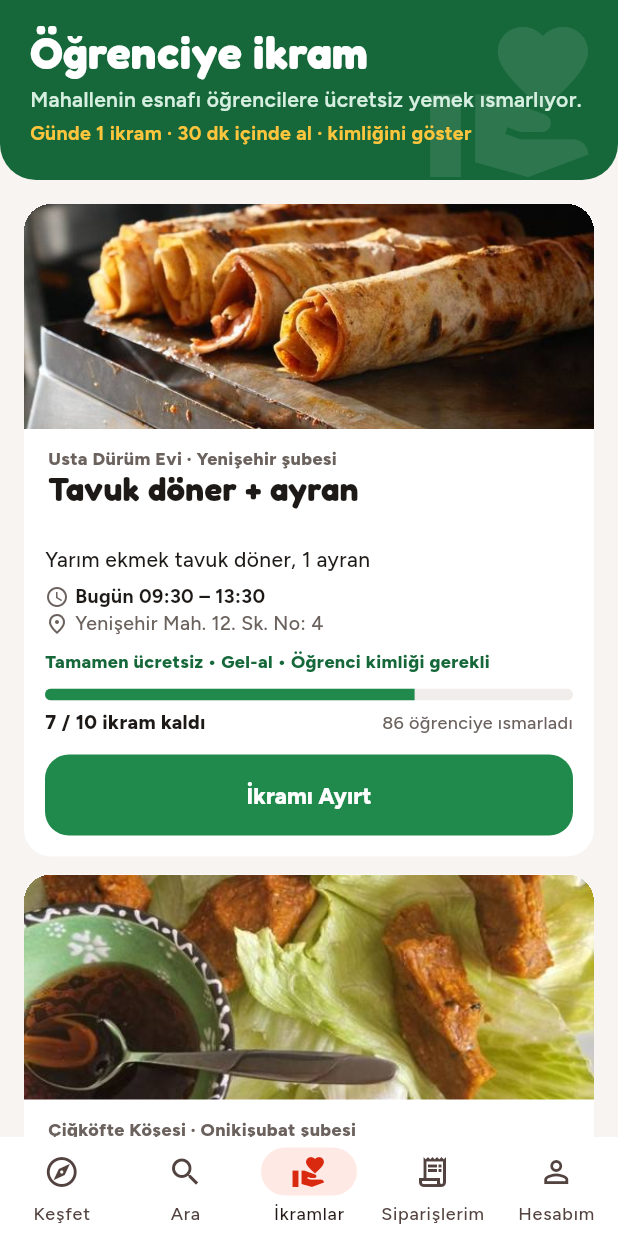
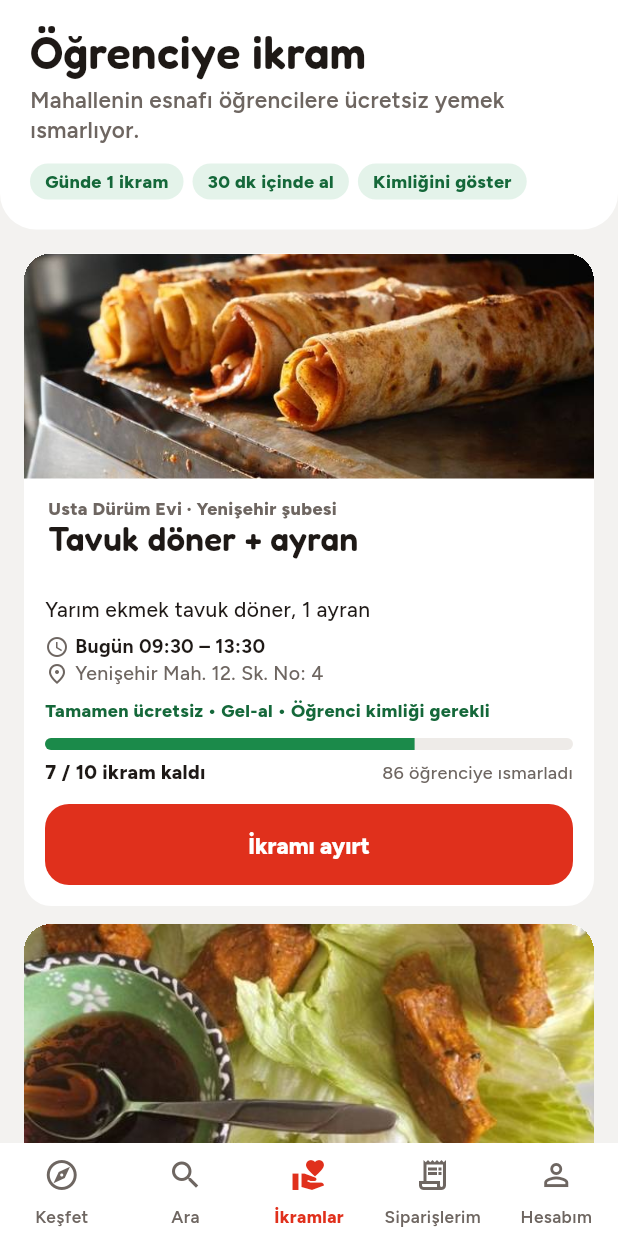
Before and after one commit to cankara46464646-eng/Doybi, a Flutter app: the Shell screen opened directly, after a tap on "Öğrenciye ikram", on a phone screen of 412 x 824 dp. Run offline on Flutter 3.47's test engine with Material 3 defaults, Android fonts, the phone set to English and light mode, and no system bars; our stand-ins replace audioplayers, flutter_map, geolocator, image_picker, latlong2, qr_flutter and 2 more; missing offline and left inert: mobile_scanner; accounts and stored records are empty.

Commit message:
Yeni renk düzeni: tek kırmızı, sakin zemin
- Tek marka kırmızısı (#E0301C); logo kırmızısı yalnızca açılış ve Fırsat Saati'nde
- Keşfet, restoran, arama ve favoriler beyaz zeminde; kart çerçevesi yerine ince çizgili satırlar
- Öğrenciye ikram kutusu fotoğraflı, kupon bileti açık kırmızı; mutfaklar yuvarlak yemek fotoğraflı
- Hesabım ve İkramlar başlıkları sade beyaz; ikram butonları marka kırmızısı
- Alt menü göstergesiz, seçili sekme kırmızı; bölüm başlıkları büyük harf değil
- Ekle butonu beyaz daire, kırmızı artı; ilk afişe fotoğraf eklendi (kayıtlı veriler korunur)

Co-Authored-By: Claude Opus 5.5 <noreply@anthropic.com>
Claude-Session: https://claude.ai/code/session_01KybL2GwJ9n7Rcow3hZ5yWu

```diff
--- a/lib/data/demo.dart
+++ b/lib/data/demo.dart
@@ -342,7 +342,7 @@ List<ShareReq> demoShares(DateTime now) => [
     ];
 
 List<PromoBanner> demoBanners() => [
-      PromoBanner('a', 'Dükkân fiyatı garantisi', 'Doybi · süresiz', 0xFFA8200A),
+      PromoBanner('a', 'Dükkân fiyatı garantisi', 'Doybi · süresiz', 0xFFA8200A, photo: 'a:eli'),
       PromoBanner('b', '2 dürüme ayran bizden', 'Usta Dürüm Evi · bugün 23:00\'e kadar', 0xFFFFC53D, photo: 'a:afis_durum'),
       PromoBanner('c', '2. porsiyon dondurma %50', 'Kaymaklı Dondurmacı · hafta sonu', 0xFF1C1917, on: true, photo: 'a:afis_dondurma'),
     ];
--- a/lib/screens/home.dart
+++ b/lib/screens/home.dart
@@ -31,14 +31,15 @@ class _HomeScreenState extends State<HomeScreen> {
   int _page = 0;
   Timer? _auto;
 
+  // Mutfak kısayolları: yuvarlak yemek fotoğrafı + ad (dokununca aramaya gider).
   static const _cats = [
-    ('Kebap', Icons.kebab_dining_outlined),
-    ('Lahmacun', Icons.local_pizza_outlined),
-    ('Pide', Icons.bakery_dining_outlined),
-    ('Dürüm', Icons.takeout_dining_outlined),
-    ('Çiğ köfte', Icons.ramen_dining_outlined),
-    ('Dondurma', Icons.icecream_outlined),
-    ('Tatlı', Icons.cake_outlined),
+    ('Kebap', 'a:adana'),
+    ('Lahmacun', 'a:lahmacun'),
+    ('Pide', 'a:pide_karisik'),
+    ('Dürüm', 'a:afis_durum'),
+    ('Çiğ köfte', 'a:cig_porsiyon'),
+    ('Dondurma', 'a:dondurma'),
+    ('Tatlı', 'a:helva'),
   ];
 
   @override
@@ -107,14 +108,14 @@ class _HomeScreenState extends State<HomeScreen> {
     }
 
     return Scaffold(
-      backgroundColor: C.bg,
+      backgroundColor: C.page,
       body: Stack(children: [
         CustomScrollView(
           slivers: [
             // ---------------- üst: adres + arama ----------------
             SliverToBoxAdapter(
               child: Container(
-                decoration: const BoxDecoration(color: C.logoRed, borderRadius: BorderRadius.vertical(bottom: Radius.circular(26))),
+                decoration: const BoxDecoration(color: C.red, borderRadius: BorderRadius.vertical(bottom: Radius.circular(26))),
                 padding: EdgeInsets.fromLTRB(16, MediaQuery.of(context).padding.top + 10, 12, 16),
                 child: Column(crossAxisAlignment: CrossAxisAlignment.stretch, children: [
                   Row(children: [
@@ -199,7 +200,7 @@ class _HomeScreenState extends State<HomeScreen> {
                             margin: const EdgeInsets.symmetric(horizontal: 3),
                             width: i == _page ? 18 : 6,
                             height: 6,
-                            decoration: BoxDecoration(color: i == _page ? C.red : C.ring, borderRadius: BorderRadius.circular(99)),
+                            decoration: BoxDecoration(color: i == _page ? C.red : C.border, borderRadius: BorderRadius.circular(99)),
                           ),
                       ]),
                     ],
@@ -222,28 +223,24 @@ class _HomeScreenState extends State<HomeScreen> {
             // ---------------- mutfaklar ----------------
             SliverToBoxAdapter(
               child: SizedBox(
-                height: 58,
+                height: 106,
                 child: ListView.separated(
                   scrollDirection: Axis.horizontal,
-                  padding: const EdgeInsets.fromLTRB(16, 14, 16, 0),
+                  padding: const EdgeInsets.fromLTRB(16, 18, 16, 0),
                   itemCount: _cats.length,
-                  separatorBuilder: (_, __) => const SizedBox(width: 8),
+                  separatorBuilder: (_, __) => const SizedBox(width: 12),
                   itemBuilder: (context, i) {
-                    final (label, icon) = _cats[i];
-                    return Material(
-                      color: Colors.white,
-                      shape: const StadiumBorder(side: BorderSide(color: C.border)),
-                      child: InkWell(
-                        customBorder: const StadiumBorder(),
+                    final (label, photo) = _cats[i];
+                    return InkWell(
+                      borderRadius: BorderRadius.circular(14),
                       onTap: () => goTab(context, 1, query: label),
-                        child: Padding(
-                          padding: const EdgeInsets.symmetric(horizontal: 14),
-                          child: Row(children: [
-                            Icon(icon, size: 19, color: C.redDeep),
-                            const SizedBox(width: 6),
-                            Text(label, style: body(14, weight: FontWeight.w700)),
+                      child: SizedBox(
+                        width: 66,
+                        child: Column(children: [
+                          PhotoBox(photo, width: 62, height: 62, radius: 31, placeholder: const CircleAvatar(radius: 31, backgroundColor: C.field)),
+                          const SizedBox(height: 6),
+                          Text(label, maxLines: 1, overflow: TextOverflow.ellipsis, textAlign: TextAlign.center, style: body(12.5, weight: FontWeight.w700)),
                         ]),
-                        ),
                       ),
                     );
                   },
@@ -311,12 +308,12 @@ class _HomeScreenState extends State<HomeScreen> {
                 ),
               ),
             SliverPadding(
-              padding: const EdgeInsets.only(top: 8),
+              padding: const EdgeInsets.only(top: 4),
               sliver: SliverList.builder(
                 itemCount: list.length,
                 itemBuilder: (context, i) => Padding(
-                  padding: const EdgeInsets.fromLTRB(16, 0, 16, 10),
-                  child: RestaurantCard(list[i]),
+                  padding: const EdgeInsets.symmetric(horizontal: 16),
+                  child: RowDivider(last: i == list.length - 1, child: RestaurantCard(list[i])),
                 ),
               ),
             ),
@@ -341,8 +338,8 @@ class _FilterChip extends StatelessWidget {
   @override
   Widget build(BuildContext context) {
     return Material(
-      color: selected ? C.ink : Colors.transparent,
-      shape: StadiumBorder(side: BorderSide(color: selected ? C.ink : C.border)),
+      color: selected ? C.ink : C.field,
+      shape: const StadiumBorder(),
       child: InkWell(
         customBorder: const StadiumBorder(),
         onTap: onTap,
@@ -358,35 +355,39 @@ class _FilterChip extends StatelessWidget {
   }
 }
 
-/// Öğrenciye ikram kısayolu: yeşil, bugün ikram veren restoranların logolarıyla.
+/// Öğrenciye ikram kısayolu: yemek fotoğrafı üstünde, bugün ikram veren restoranların logolarıyla.
 class _IkramTile extends StatelessWidget {
   final List<Restaurant> rests;
   const _IkramTile({required this.rests});
 
   @override
   Widget build(BuildContext context) {
-    const green = Color(0xFF1B7A44);
+    final img = photoImage(context, 'a:tavuk', width: 240);
     return Material(
-      color: green,
+      color: C.ink,
       borderRadius: BorderRadius.circular(20),
       clipBehavior: Clip.antiAlias,
+      child: Ink(
+        decoration: BoxDecoration(
+          image: img == null ? null : DecorationImage(image: img, fit: BoxFit.cover, filterQuality: FilterQuality.low),
+        ),
         child: InkWell(
           onTap: () => shellTab.value = 2,
-        child: SizedBox(
+          child: Container(
             height: 128,
-          child: Stack(children: [
-            Positioned(
-              right: -18,
-              bottom: -22,
-              child: Icon(Icons.volunteer_activism, size: 104, color: Colors.white.withValues(alpha: 0.12)),
+            padding: const EdgeInsets.fromLTRB(14, 12, 12, 12),
+            decoration: const BoxDecoration(
+              gradient: LinearGradient(
+                begin: Alignment.topCenter,
+                end: Alignment.bottomCenter,
+                colors: [Color(0xB3000000), Color(0x40000000), Color(0x99000000)],
               ),
-            Padding(
-              padding: const EdgeInsets.fromLTRB(14, 14, 12, 12),
+            ),
             child: Column(crossAxisAlignment: CrossAxisAlignment.start, children: [
               Text('Öğrenciye ikram', style: display(18, color: Colors.white)),
               const SizedBox(height: 2),
               Text(rests.isEmpty ? 'Esnaftan ücretsiz yemek' : 'Bugün ${rests.length} restoranda ücretsiz',
-                    maxLines: 2, style: body(12.5, color: Colors.white.withValues(alpha: 0.9), height: 1.25)),
+                  maxLines: 2, style: body(12.5, color: Colors.white, weight: FontWeight.w600, height: 1.25)),
               const Spacer(),
               if (rests.isNotEmpty)
                 SizedBox(
@@ -397,17 +398,16 @@ class _IkramTile extends StatelessWidget {
                         left: i * 20.0,
                         child: Container(
                           padding: const EdgeInsets.all(2),
-                            decoration: const BoxDecoration(color: green, shape: BoxShape.circle),
+                          decoration: const BoxDecoration(color: Colors.white, shape: BoxShape.circle),
                           child: Avatar(rests[i], size: 26),
                         ),
                       ),
                   ]),
                 )
               else
-                  Text('Göz at', style: body(13, color: C.saffron, weight: FontWeight.w800)),
+                Text('Göz at', style: body(13, color: Colors.white, weight: FontWeight.w800)),
             ]),
           ),
-          ]),
         ),
       ),
     );
@@ -425,7 +425,7 @@ class _CouponTile extends StatelessWidget {
     final best = ok.isEmpty ? null : (ok..sort((a, b) => (b.kind == 'tl' ? b.amount : 0).compareTo(a.kind == 'tl' ? a.amount : 0))).first;
     const shape = TicketBorder(radius: 20, notch: 9, at: 0.62);
     return Material(
-      color: C.saffron,
+      color: C.tint,
       shape: shape,
       child: InkWell(
         customBorder: shape,
@@ -433,28 +433,28 @@ class _CouponTile extends StatelessWidget {
         child: SizedBox(
           height: 128,
           child: CustomPaint(
-            painter: const DashLinePainter(at: 0.62, color: Color(0x553D2C00)),
+            painter: const DashLinePainter(at: 0.62, color: Color(0x4DB4210F)),
             child: Padding(
               padding: const EdgeInsets.fromLTRB(14, 14, 12, 10),
               child: Column(crossAxisAlignment: CrossAxisAlignment.start, children: [
                 Text('Kuponlarım', style: display(18)),
                 const SizedBox(height: 2),
-                Text(ok.isEmpty ? 'Kodun varsa ekle' : '${ok.length} kupon hazır', style: body(12.5, color: C.saffronInk)),
+                Text(ok.isEmpty ? 'Kodun varsa ekle' : '${ok.length} kupon hazır', style: body(12.5, color: C.muted, weight: FontWeight.w600)),
                 const Spacer(),
                 if (best != null)
                   Row(crossAxisAlignment: CrossAxisAlignment.end, children: [
-                    Text(best.big, style: display(24, color: C.redDeep, height: 1)),
+                    Text(best.big, style: display(24, color: C.red, height: 1)),
                     const SizedBox(width: 6),
                     Padding(
                       padding: const EdgeInsets.only(bottom: 2),
-                      child: Text(best.kind == 'teslimat' ? 'teslimat' : 'indirim', style: body(12.5, color: C.saffronInk, weight: FontWeight.w700)),
+                      child: Text(best.kind == 'teslimat' ? 'teslimat' : 'indirim', style: body(12.5, color: C.redDeep, weight: FontWeight.w700)),
                     ),
                   ])
                 else
                   Row(children: [
-                    const Icon(Icons.add_circle_outline_rounded, size: 20, color: C.saffronInk),
+                    const Icon(Icons.add_circle_outline_rounded, size: 20, color: C.redDeep),
                     const SizedBox(width: 4),
-                    Text('Kupon ekle', style: body(13, color: C.saffronInk, weight: FontWeight.w800)),
+                    Text('Kupon ekle', style: body(13, color: C.redDeep, weight: FontWeight.w800)),
                   ]),
               ]),
             ),
@@ -472,7 +472,7 @@ class _AgainCard extends StatelessWidget {
   @override
   Widget build(BuildContext context) {
     return Material(
-      color: Colors.white,
+      color: C.field,
       borderRadius: BorderRadius.circular(16),
       child: InkWell(
         borderRadius: BorderRadius.circular(16),
@@ -572,7 +572,7 @@ class _BannerCard extends StatelessWidget {
   }
 }
 
-/// Restoran kartı: solda görsel, sağda net bilgi.
+/// Restoran satırı: solda görsel, sağda net bilgi. Kart çerçevesi yok; satırlar ince çizgiyle ayrılır.
 class RestaurantCard extends StatelessWidget {
   final Restaurant r;
   const RestaurantCard(this.r, {super.key});
@@ -585,15 +585,11 @@ class RestaurantCard extends StatelessWidget {
     final month = s.monthRestaurant == r.id;
     return Dim(
       dim: !open,
-      radius: 20,
-      child: Material(
-        color: Colors.white,
-        borderRadius: BorderRadius.circular(20),
+      radius: 0,
       child: InkWell(
-          borderRadius: BorderRadius.circular(20),
           onTap: () => Navigator.push(context, MaterialPageRoute(builder: (_) => RestaurantScreen(r))),
           child: Padding(
-            padding: const EdgeInsets.all(10),
+            padding: const EdgeInsets.symmetric(vertical: 12),
             child: Row(crossAxisAlignment: CrossAxisAlignment.start, children: [
               _Thumb(r, month: month),
               const SizedBox(width: 12),
@@ -647,7 +643,6 @@ class RestaurantCard extends StatelessWidget {
             ]),
           ),
       ),
-      ),
     );
   }
 }
--- a/lib/screens/reservation.dart
+++ b/lib/screens/reservation.dart
@@ -155,7 +155,7 @@ class _ReservationScreenState extends State<ReservationScreen> {
             CheckRow('Öğrenci kimliğimi teslimde göstereceğim', checked: _idOk, color: C.green, onTap: () => setState(() => _idOk = !_idOk)),
             if (_error != null) ...[const SizedBox(height: 6), NoteBox(_error!, icon: Icons.error_outline, color: C.tint, ink: C.redDeep)],
             const SizedBox(height: 10),
-            BigButton('İkramı Ayırt', color: C.green, onPressed: _idOk ? () => _reserve(s, c) : null),
+            BigButton('İkramı ayırt', onPressed: _idOk ? () => _reserve(s, c) : null),
           ],
           if (held) ...[
             if (_asking)
@@ -181,7 +181,7 @@ class _ReservationScreenState extends State<ReservationScreen> {
           ],
           if (ended) ...[
             if (mine.status != 'teslim' && c.status == 'yayinda' && s.ikram.remaining(c.id, t) > 0 && c.end.difference(t) >= lastCall && !t.isBefore(c.start)) ...[
-              BigButton('Yeniden ayırt', color: C.green, onPressed: () => setState(() => _fresh = true)),
+              BigButton('Yeniden ayırt', onPressed: () => setState(() => _fresh = true)),
               const SizedBox(height: 8),
             ],
             BigButton('Diğer ikramlara bak', outlined: true, onPressed: () => Navigator.pop(context)),
--- a/lib/screens/shell.dart
+++ b/lib/screens/shell.dart
@@ -33,28 +33,41 @@ class Shell extends StatelessWidget {
       builder: (context, tab, _) => Scaffold(
         // Yalnızca açık sekme çizilir; arkadaki sekmeler boşuna yeniden çizilmez.
         body: const [HomeScreen(), SearchScreen(), StudentScreen(), OrdersScreen(), AccountScreen()][tab],
-        bottomNavigationBar: NavigationBar(
+        bottomNavigationBar: DecoratedBox(
+          decoration: const BoxDecoration(color: Colors.white, border: Border(top: BorderSide(color: C.line))),
+          child: NavigationBarTheme(
+            data: NavigationBarThemeData(
+              labelTextStyle: WidgetStateProperty.resolveWith((st) => body(
+                    11.5,
+                    color: st.contains(WidgetState.selected) ? C.red : C.muted,
+                    weight: st.contains(WidgetState.selected) ? FontWeight.w800 : FontWeight.w600,
+                  )),
+            ),
+            child: NavigationBar(
               selectedIndex: tab,
               onDestinationSelected: (i) => shellTab.value = i,
               backgroundColor: Colors.white,
-          indicatorColor: C.tint,
-          height: 66,
+              surfaceTintColor: Colors.white,
+              indicatorColor: Colors.transparent,
+              height: 62,
               labelBehavior: NavigationDestinationLabelBehavior.alwaysShow,
               destinations: [
-            const NavigationDestination(icon: Icon(Icons.explore_outlined), selectedIcon: Icon(Icons.explore, color: C.red), label: 'Keşfet'),
-            const NavigationDestination(icon: Icon(Icons.search), selectedIcon: Icon(Icons.search, color: C.red), label: 'Ara'),
+                const NavigationDestination(icon: Icon(Icons.explore_outlined, color: C.muted), selectedIcon: Icon(Icons.explore, color: C.red), label: 'Keşfet'),
+                const NavigationDestination(icon: Icon(Icons.search, color: C.muted), selectedIcon: Icon(Icons.search, color: C.red), label: 'Ara'),
                 NavigationDestination(
-              icon: Badge(isLabelVisible: ikram, smallSize: 8, child: const Icon(Icons.volunteer_activism_outlined)),
+                  icon: Badge(isLabelVisible: ikram, smallSize: 8, backgroundColor: C.red, child: const Icon(Icons.volunteer_activism_outlined, color: C.muted)),
                   selectedIcon: const Icon(Icons.volunteer_activism, color: C.red),
                   label: 'İkramlar',
                 ),
                 NavigationDestination(
-              icon: Badge(isLabelVisible: active > 0, label: Text('$active'), child: const Icon(Icons.receipt_long_outlined)),
+                  icon: Badge(isLabelVisible: active > 0, backgroundColor: C.red, label: Text('$active'), child: const Icon(Icons.receipt_long_outlined, color: C.muted)),
                   selectedIcon: const Icon(Icons.receipt_long, color: C.red),
                   label: 'Siparişlerim',
                 ),
-            const NavigationDestination(icon: Icon(Icons.person_outline), selectedIcon: Icon(Icons.person, color: C.red), label: 'Hesabım'),
+                const NavigationDestination(icon: Icon(Icons.person_outline, color: C.muted), selectedIcon: Icon(Icons.person, color: C.red), label: 'Hesabım'),
               ],
+            ),
+          ),
         ),
       ),
     );
--- a/lib/screens/student.dart
+++ b/lib/screens/student.dart
@@ -23,20 +23,17 @@ class StudentScreen extends StatelessWidget {
         padding: EdgeInsets.zero,
         children: [
           Container(
-            decoration: const BoxDecoration(color: C.greenInk, borderRadius: BorderRadius.vertical(bottom: Radius.circular(24))),
-            padding: EdgeInsets.fromLTRB(20, MediaQuery.of(context).padding.top + 18, 20, 22),
-            child: Stack(clipBehavior: Clip.none, children: [
-              Positioned(
-                right: -10,
-                bottom: -30,
-                child: Icon(Icons.volunteer_activism, size: 120, color: Colors.white.withValues(alpha: 0.1)),
-              ),
-              Column(crossAxisAlignment: CrossAxisAlignment.start, children: [
-                Text('Öğrenciye ikram', style: display(30, color: Colors.white)),
-                const SizedBox(height: 6),
-                Text('Mahallenin esnafı öğrencilere ücretsiz yemek ısmarlıyor.', style: body(14, color: const Color(0xFFD6EFE0), weight: FontWeight.w600)),
-                const SizedBox(height: 4),
-                Text('Günde 1 ikram · 30 dk içinde al · kimliğini göster', style: body(13, color: C.saffron, weight: FontWeight.w700)),
+            decoration: const BoxDecoration(color: Colors.white, borderRadius: BorderRadius.vertical(bottom: Radius.circular(24))),
+            padding: EdgeInsets.fromLTRB(20, MediaQuery.of(context).padding.top + 18, 20, 20),
+            child: Column(crossAxisAlignment: CrossAxisAlignment.start, children: [
+              Text('Öğrenciye ikram', style: display(30)),
+              const SizedBox(height: 6),
+              Text('Mahallenin esnafı öğrencilere ücretsiz yemek ısmarlıyor.', style: body(15, color: C.muted, weight: FontWeight.w600)),
+              const SizedBox(height: 12),
+              const Wrap(spacing: 6, runSpacing: 6, children: [
+                Pill('Günde 1 ikram', bg: C.greenTint, fg: C.greenInk),
+                Pill('30 dk içinde al', bg: C.greenTint, fg: C.greenInk),
+                Pill('Kimliğini göster', bg: C.greenTint, fg: C.greenInk),
               ]),
             ]),
           ),
@@ -166,7 +163,7 @@ class _CampaignCard extends StatelessWidget {
               if (held)
                 BigButton('Ayırttın · kodu göster', color: C.ink, icon: Icons.qr_code_2, onPressed: () => Navigator.push(context, MaterialPageRoute(builder: (_) => ReservationScreen(campaignId: c.id))))
               else if (canReserve)
-                BigButton('İkramı Ayırt', color: C.green, onPressed: () => Navigator.push(context, MaterialPageRoute(builder: (_) => ReservationScreen(campaignId: c.id))))
+                BigButton('İkramı ayırt', onPressed: () => Navigator.push(context, MaterialPageRoute(builder: (_) => ReservationScreen(campaignId: c.id))))
               else
                 Container(
                   height: 50,
--- a/lib/theme.dart
+++ b/lib/theme.dart
@@ -1,30 +1,33 @@
 import 'package:flutter/material.dart';
 
-/// Doybi renkleri (tasarım dosyasıyla aynı).
+/// Doybi renkleri. Tek kırmızı: yalnızca marka alanı, ana buton ve seçili durumlar.
+/// Zemin sakin kalır; rengi yemek fotoğrafları getirir.
 class C {
-  static const red = Color(0xFFD92A10); // buton kırmızısı (beyaz yazı 4.9:1)
-  static const logoRed = Color(0xFFFC361B);
-  static const redDeep = Color(0xFFA8200A);
-  static const tint = Color(0xFFFFE9E4);
+  static const red = Color(0xFFE0301C); // marka kırmızısı (beyaz yazı 4.6:1)
+  static const logoRed = Color(0xFFFC361B); // yalnızca logo, açılış ve Fırsat Saati
+  static const redDeep = Color(0xFFB4210F); // açık zeminde kırmızı yazı
+  static const tint = Color(0xFFFFF1EC);
   static const saffron = Color(0xFFFFC53D);
-  static const saffronTint = Color(0xFFFFF1C9);
+  static const saffronTint = Color(0xFFFFF4D6);
   static const saffronInk = Color(0xFF5A4100);
-  static const note = Color(0xFFFFF4D6);
+  static const note = Color(0xFFFFF6DE);
   static const noteInk = Color(0xFF4A3600);
-  static const ink = Color(0xFF1C1917);
-  static const muted = Color(0xFF6B625E);
-  static const placeholder = Color(0xFF7A716D);
-  static const border = Color(0xFFE2DCD8);
-  static const line = Color(0xFFF1EDEA);
-  static const bg = Color(0xFFF7F4F2);
-  static const green = Color(0xFF1F8A4C);
-  static const greenInk = Color(0xFF16683A);
-  static const greenTint = Color(0xFFE3F3EA);
+  static const ink = Color(0xFF1E1916);
+  static const muted = Color(0xFF6E6661);
+  static const placeholder = Color(0xFF8A827D);
+  static const border = Color(0xFFE5E1DE);
+  static const line = Color(0xFFEEEBE8);
+  static const bg = Color(0xFFF3F2F0); // gruplu ekranların zemini (nötr açık gri)
+  static const page = Colors.white; // gezinme ekranlarının zemini
+  static const field = Color(0xFFF3F2F0); // beyaz zeminde çip ve kutu dolgusu
+  static const green = Color(0xFF1B8A4A);
+  static const greenInk = Color(0xFF15683A);
+  static const greenTint = Color(0xFFE4F3EA);
   static const ring = Color(0xFFC9C1BC);
 }
 
 // Yazı tipleri uygulamanın içinde (assets/fonts); internetten indirilmez.
-TextStyle display(double size, {Color color = C.ink, FontWeight weight = FontWeight.w700, double height = 1.1}) =>
+TextStyle display(double size, {Color color = C.ink, FontWeight weight = FontWeight.w600, double height = 1.1}) =>
     TextStyle(fontFamily: 'Fredoka', fontSize: size, fontWeight: weight, color: color, height: height);
 
 TextStyle body(double size, {Color color = C.ink, FontWeight weight = FontWeight.w500, double height = 1.35}) =>
@@ -45,7 +48,7 @@ ThemeData buildTheme() {
       elevation: 0,
       scrolledUnderElevation: 0,
       centerTitle: false,
-      titleTextStyle: display(24),
+      titleTextStyle: display(22),
     ),
     snackBarTheme: SnackBarThemeData(
       behavior: SnackBarBehavior.floating,
```
Also changed, not shown: lib/screens/account.dart (+13 -12 lines), lib/screens/restaurant.dart (+15 -8 lines), lib/screens/search.dart (+12 -10 lines), lib/state/app_state.dart (+6 -11 lines), lib/widgets/common.dart (+24 -8 lines). Lines whose indentation alone changed are shown as unchanged.
